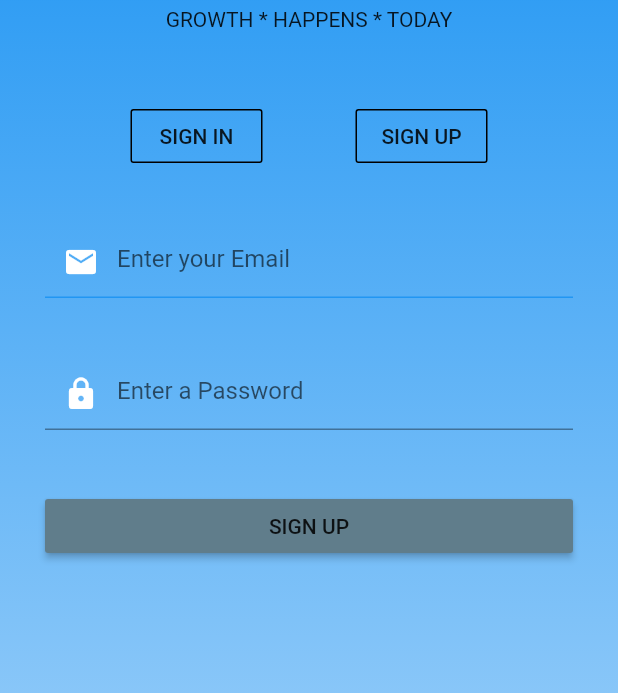
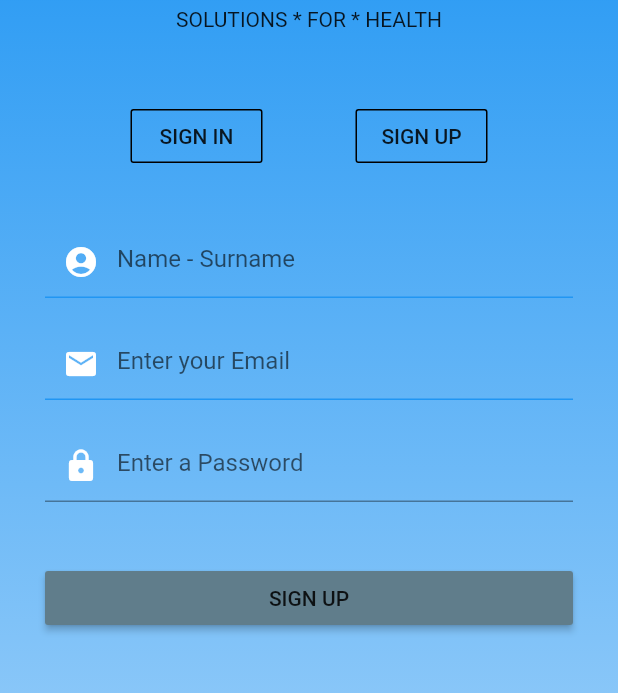
Before and after one commit to mctozal/SmartAmbulance, a Flutter app: the screen it shows after launch, after a tap on "SIGN UP", on a phone screen of 412 x 824 dp, the part 134-827 px from its top. Run offline on Flutter 3.47's test engine with Material 2 defaults, Android fonts, the phone set to English and light mode, and no system bars; our stand-ins replace cloud_firestore, firebase_auth, google_maps_flutter, location; missing offline and left inert: flutter_google_places, geoflutterfire, google_maps_webservice; accounts and stored records are empty; network calls fail.

Commit message:
general changes for all.

```diff
--- a/lib/main.dart
+++ b/lib/main.dart
@@ -1,6 +1,5 @@
 import 'package:flutter/material.dart';
 import 'package:provider/provider.dart';
-import 'package:smart_ambulance/states/ambulanceState.dart';
 import 'package:smart_ambulance/states/authenticationState.dart';
 import 'package:smart_ambulance/states/hospitalState.dart';
 import 'package:smart_ambulance/states/managerState.dart';
@@ -15,7 +14,6 @@ void main() {
       ChangeNotifierProvider.value(value: HospitalState()),
       ChangeNotifierProvider.value(value: SettingState()),
       ChangeNotifierProvider.value(value: AuthenticationState()),
-      ChangeNotifierProvider.value(value: AmbulanceState()),
       ChangeNotifierProvider.value(value: ManagerState())
     ],
     child: MyApp(),
--- a/lib/src/authentication/landingPage.dart
+++ b/lib/src/authentication/landingPage.dart
@@ -1,7 +1,7 @@
 import 'package:firebase_auth/firebase_auth.dart';
 import 'package:flutter/material.dart';
 import 'package:smart_ambulance/src/authentication/signInPage.dart';
-import 'package:smart_ambulance/states/mapState.dart';
+import 'package:smart_ambulance/states/authenticationState.dart';
 import 'package:smart_ambulance/ui/RouteManager/routeManager.dart';
 import 'package:smart_ambulance/ui/homepage.dart';
 import 'package:provider/provider.dart';
@@ -21,8 +21,8 @@ class LandingPage extends StatelessWidget {
             return RouteManager();
           }
           // If user is online MapState.uid = user.uid.
-          final appState = Provider.of<MapState>(context);
-          appState.uid = user.uid;
+          final authenticationState = Provider.of<AuthenticationState>(context);
+          authenticationState.uid = user.uid;
           return HomePage();
         } else {
           return Scaffold(
--- a/lib/src/authentication/signInPage.dart
+++ b/lib/src/authentication/signInPage.dart
@@ -1,27 +1,16 @@
 import 'package:flutter/material.dart';
 import 'package:flutter/services.dart';
 import 'package:provider/provider.dart';
+import 'package:smart_ambulance/model/authentication.dart';
 import 'package:smart_ambulance/states/authenticationState.dart';
 
 TextEditingController _emailController = TextEditingController();
 TextEditingController _passwordController = TextEditingController();
 TextEditingController _newEmailController = TextEditingController();
+TextEditingController _newNameController = TextEditingController();
 TextEditingController _newPasswordController = TextEditingController();
 
-const String logoTitle = "SMART AMBULANCE";
-const String logoSubTitle = "GROWTH * HAPPENS * TODAY";
-const String signInMenuButton = "SIGN IN";
-const String signUpMenuButton = "SIGN UP";
-const String hintTextEmail = "Email";
-const String hintTextPassword = "Password";
-const String hintTextNewEmail = "Enter your Email";
-const String hintTextNewPassword = "Enter a Password";
-const String signUpButtonText = "SIGN UP";
-const String signInWithEmailButtonText = "Sign in with Email";
-const String signInWithAnonymouslyButtonText = "Sign in with Anonymously";
-const String alternativeLogInSeparatorText = "or";
-const String emailLogInFailed =
-    "Email or Password was incorrect. Please try again";
+Authentication model = new Authentication();
 
 class SignInPage extends StatelessWidget {
   @override
@@ -55,14 +44,14 @@ class SignInPage extends StatelessWidget {
                               mainAxisAlignment: MainAxisAlignment.center,
                               children: <Widget>[
                                 Text(
-                                  logoTitle,
+                                  model.logoTitle,
                                   style: TextStyle(fontSize: 25),
                                 ),
                                 SizedBox(
                                   height: 5,
                                 ),
                                 Text(
-                                  logoSubTitle,
+                                  model.logoSubTitle,
                                 ),
                               ],
                             )),
@@ -85,7 +74,7 @@ class SignInPage extends StatelessWidget {
                                     style: BorderStyle.solid,
                                   ),
                                   child: new Text(
-                                    signInMenuButton,
+                                    model.signInMenuButton,
                                   ),
                                 ),
                                 OutlineButton(
@@ -95,7 +84,7 @@ class SignInPage extends StatelessWidget {
                                     style: BorderStyle.solid,
                                   ),
                                   child: Text(
-                                    signUpMenuButton,
+                                    model.signUpMenuButton,
                                   ),
                                 )
                               ],
@@ -136,7 +125,7 @@ Widget _showSignIn(context) {
             style: TextStyle(color: Theme.of(context).accentColor),
             controller: _emailController,
             decoration: InputDecoration(
-              hintText: hintTextEmail,
+              hintText: model.hintTextEmail,
               enabledBorder: UnderlineInputBorder(
                   borderSide: BorderSide(
                       color: Theme.of(context).accentColor, width: 1.0)),
@@ -164,7 +153,7 @@ Widget _showSignIn(context) {
             controller: _passwordController,
             decoration: InputDecoration(
               //Add th Hint text here.
-              hintText: hintTextPassword,
+              hintText: model.hintTextPassword,
               enabledBorder: UnderlineInputBorder(
                   borderSide: BorderSide(
                       color: Theme.of(context).accentColor, width: 1.0)),
@@ -191,7 +180,7 @@ Widget _showSignIn(context) {
                 Icon(Icons.mail),
                 Expanded(
                   child: Text(
-                    signInWithEmailButtonText,
+                    model.signInWithEmailButtonText,
                     textAlign: TextAlign.center,
                   ),
                 )
@@ -208,7 +197,7 @@ Widget _showSignIn(context) {
           padding: EdgeInsets.only(),
           child: Row(
             mainAxisAlignment: MainAxisAlignment.center,
-            children: <Widget>[Text(alternativeLogInSeparatorText)],
+            children: <Widget>[Text(model.alternativeLogInSeparatorText)],
           ),
         ),
       ),
@@ -221,7 +210,7 @@ Widget _showSignIn(context) {
                   Icon(Icons.account_box),
                   Expanded(
                     child: Text(
-                      signInWithAnonymouslyButtonText,
+                      model.signInWithAnonymouslyButtonText,
                       textAlign: TextAlign.center,
                     ),
                   )
@@ -240,6 +229,32 @@ Widget _showSignUp(context) {
   return Column(
     crossAxisAlignment: CrossAxisAlignment.stretch,
     children: <Widget>[
+            Container(
+        child: Padding(
+          padding: EdgeInsets.only(),
+          child: TextField(
+            obscureText: false,
+            controller: _newNameController,
+            decoration: InputDecoration(
+              //Add th Hint text here.
+              hintText: model.hintTextName,
+              enabledBorder: UnderlineInputBorder(
+                  borderSide: BorderSide(
+                      color: Theme.of(context).accentColor, width: 1.0)),
+              focusedBorder: UnderlineInputBorder(
+                  borderSide: BorderSide(
+                      color: Theme.of(context).accentColor, width: 1.0)),
+              prefixIcon: const Icon(
+                Icons.account_circle,
+                color: Colors.white,
+              ),
+            ),
+          ),
+        ),
+      ),
+      SizedBox(
+        height: 20,
+      ),
       Container(
         child: Padding(
           padding: EdgeInsets.only(),
@@ -248,7 +263,7 @@ Widget _showSignUp(context) {
             controller: _newEmailController,
             decoration: InputDecoration(
               //Add th Hint text here.
-              hintText: hintTextNewEmail,
+              hintText: model.hintTextNewEmail,
               enabledBorder: UnderlineInputBorder(
                   borderSide: BorderSide(
                       color: Theme.of(context).accentColor, width: 1.0)),
@@ -264,7 +279,7 @@ Widget _showSignUp(context) {
         ),
       ),
       SizedBox(
-        height: 40,
+        height: 20,
       ),
       Container(
         child: Padding(
@@ -274,7 +289,7 @@ Widget _showSignUp(context) {
             controller: _newPasswordController,
             decoration: InputDecoration(
               //Add the Hint text here.
-              hintText: hintTextNewPassword,
+              hintText: model.hintTextNewPassword,
               focusedBorder: UnderlineInputBorder(
                   borderSide: BorderSide(
                       color: Theme.of(context).accentColor, width: 1.0)),
@@ -294,10 +309,10 @@ Widget _showSignUp(context) {
           padding: EdgeInsets.only(),
           child: RaisedButton(
             child: Text(
-              signUpMenuButton,
+              model.signUpMenuButton,
             ),
             color: Colors.blueGrey,
-            onPressed: () => authenticationState.signUpWithEmailAndPassword(
+            onPressed: () => authenticationState.signUpWithEmailAndPassword(_newNameController,
                 _newEmailController, _newPasswordController),
           ),
         ),
--- a/lib/states/ambulanceState.dart
+++ /dev/null
@@ -1,6 +0,0 @@
-import 'package:flutter/material.dart';
-import 'package:firebase_auth/firebase_auth.dart';
-
-final FirebaseAuth auth = FirebaseAuth.instance;
-
-class AmbulanceState with ChangeNotifier {}
--- a/lib/states/authenticationState.dart
+++ b/lib/states/authenticationState.dart
@@ -6,8 +6,12 @@ class AuthenticationState with ChangeNotifier {
   bool _signUpActive = false;
   bool _signInActive = true;
   Firestore fireStore = Firestore.instance;
+  String _docId;
+  String uid;
 
   bool get signUpActive => _signUpActive;
+  String get docId => _docId;
+  String get uids => uid;
 
   bool get signInActive => _signInActive;
 
@@ -55,13 +59,14 @@ class AuthenticationState with ChangeNotifier {
     }
   }
 
-  Future<bool> signUpWithEmailAndPassword(
+  Future<bool> signUpWithEmailAndPassword(TextEditingController name,
       TextEditingController email, TextEditingController password) async {
     try {
       AuthResult result = await FirebaseAuth.instance
           .createUserWithEmailAndPassword(
               email: email.text.trim().toLowerCase(), password: password.text);
-              addToFirebase(email.text.trim().toLowerCase(), password.text,result.user.uid);
+      addToFirebase(email.text.trim().toLowerCase(), password.text,
+          result.user.uid, name.text);
       print('Signed up: ${result.user.uid}');
       return true;
     } catch (e) {
@@ -75,12 +80,15 @@ class AuthenticationState with ChangeNotifier {
     notifyListeners();
   }
 
-   Future<DocumentReference> addToFirebase(email,password,uid) {
-
-    return fireStore
-        .collection('users')
-        .add({'user-mail': email, 'user-password':password,'role':'user','uid':uid });
+  Future<DocumentReference> addToFirebase(email, password, uid, name) async {
+    DocumentReference ref = await fireStore.collection('users').add({
+      'user-mail': email,
+      'user-password': password,
+      'role': 'user',
+      'uid': uid,
+      'name': name
+    });
+    _docId = ref.documentID;
+    return ref;
   }
-
-
 }
```
Also changed, not shown: lib/model/authentication.dart (added, +36 -0 lines), lib/states/mapState.dart (+3 -4 lines), lib/ui/firemap.dart (+11 -7 lines).
